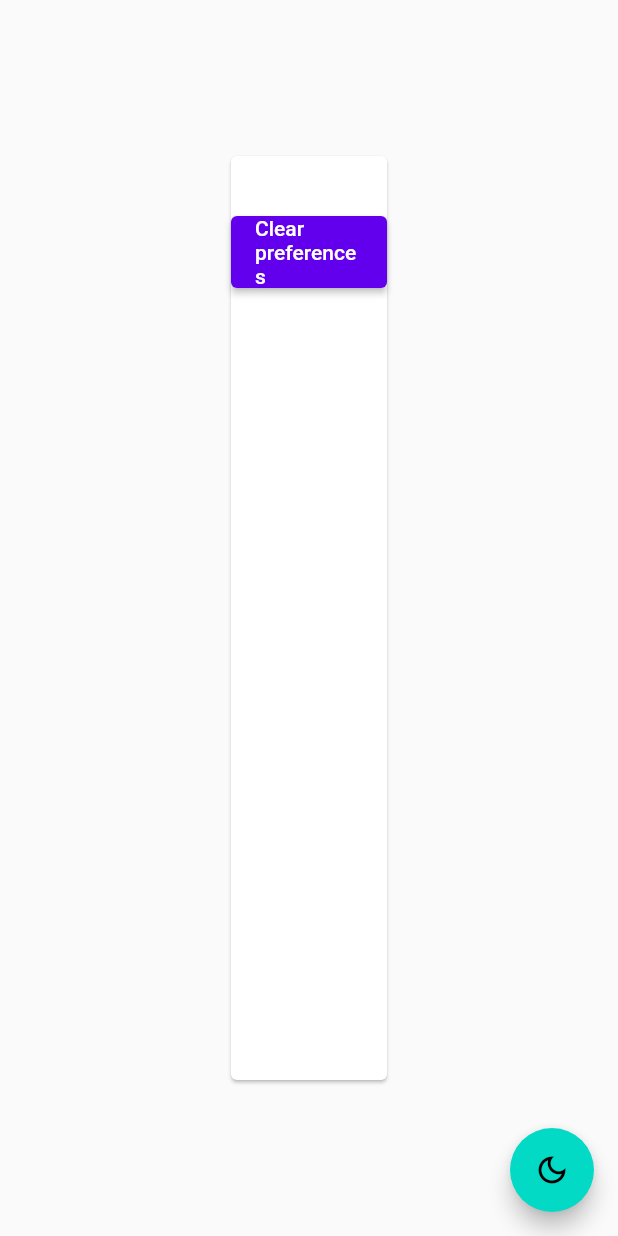
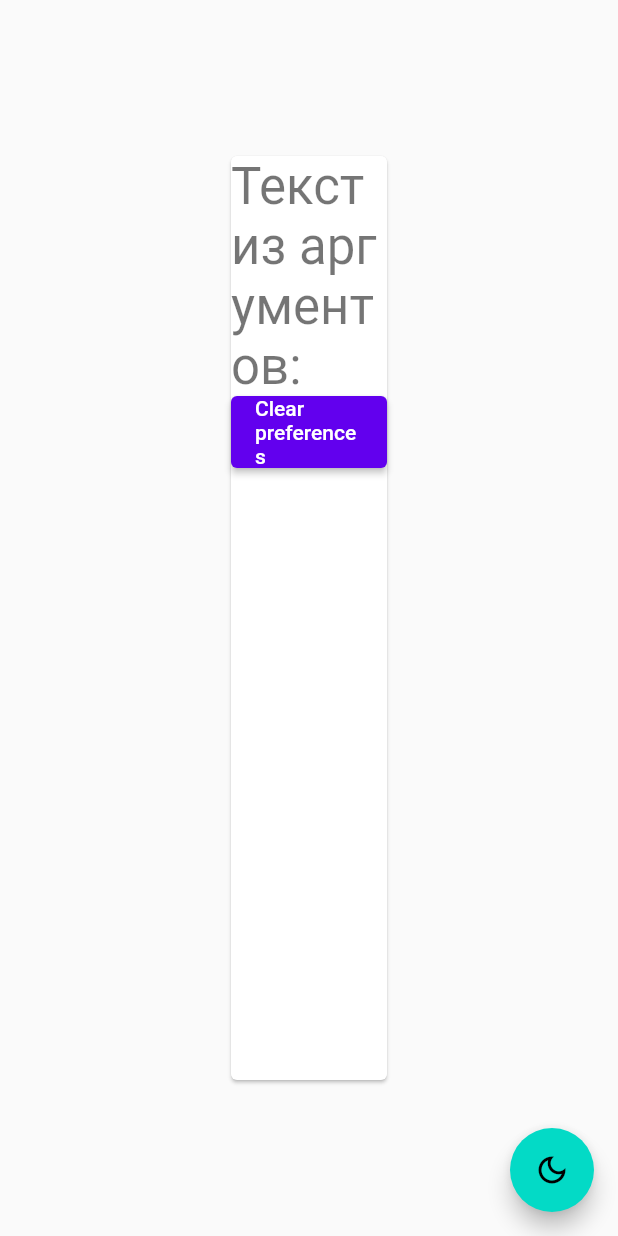
Before and after one commit to electronduke5/shared_preferences, a Flutter app: the screen it shows after launch, after a tap on "Сохранить", on a phone screen of 412 x 824 dp. Run offline on Flutter 3.47's test engine with Material 2 defaults, Android fonts, the phone set to English and light mode, and no system bars; our stand-ins replace bloc, flutter_bloc, shared_preferences.

Commit message:
Добавлен вывод текста в зависимости от ситуации

```diff
--- a/lib/pages/text_page.dart
+++ b/lib/pages/text_page.dart
@@ -8,6 +8,8 @@ class TextPage extends StatelessWidget {
 
   @override
   Widget build(BuildContext context) {
+    String? text;
+    final args = ModalRoute.of(context)!.settings.arguments;
     return Scaffold(
       body: Padding(
         padding: const EdgeInsets.symmetric(horizontal: 150.0, vertical: 100),
@@ -20,8 +22,22 @@ class TextPage extends StatelessWidget {
                   future: getText(),
                   builder:
                       (BuildContext context, AsyncSnapshot<dynamic> snapshot) {
+                    if (args == null) {
+                      text = snapshot.data;
+                      if (text == null) {
+                        return Text(
+                          'Ошибка',
+                          style: Theme.of(context).textTheme.headline4,
+                        );
+                      }
+                      return Text(
+                        'Текст из Shared Preferences: ${text!}',
+                        style: Theme.of(context).textTheme.headline4,
+                      );
+                    }
+                    text = args as String;
                     return Text(
-                      snapshot.data.toString(),
+                      'Текст из аргументов: ${text!}',
                       style: Theme.of(context).textTheme.headline4,
                     );
                   },
```
